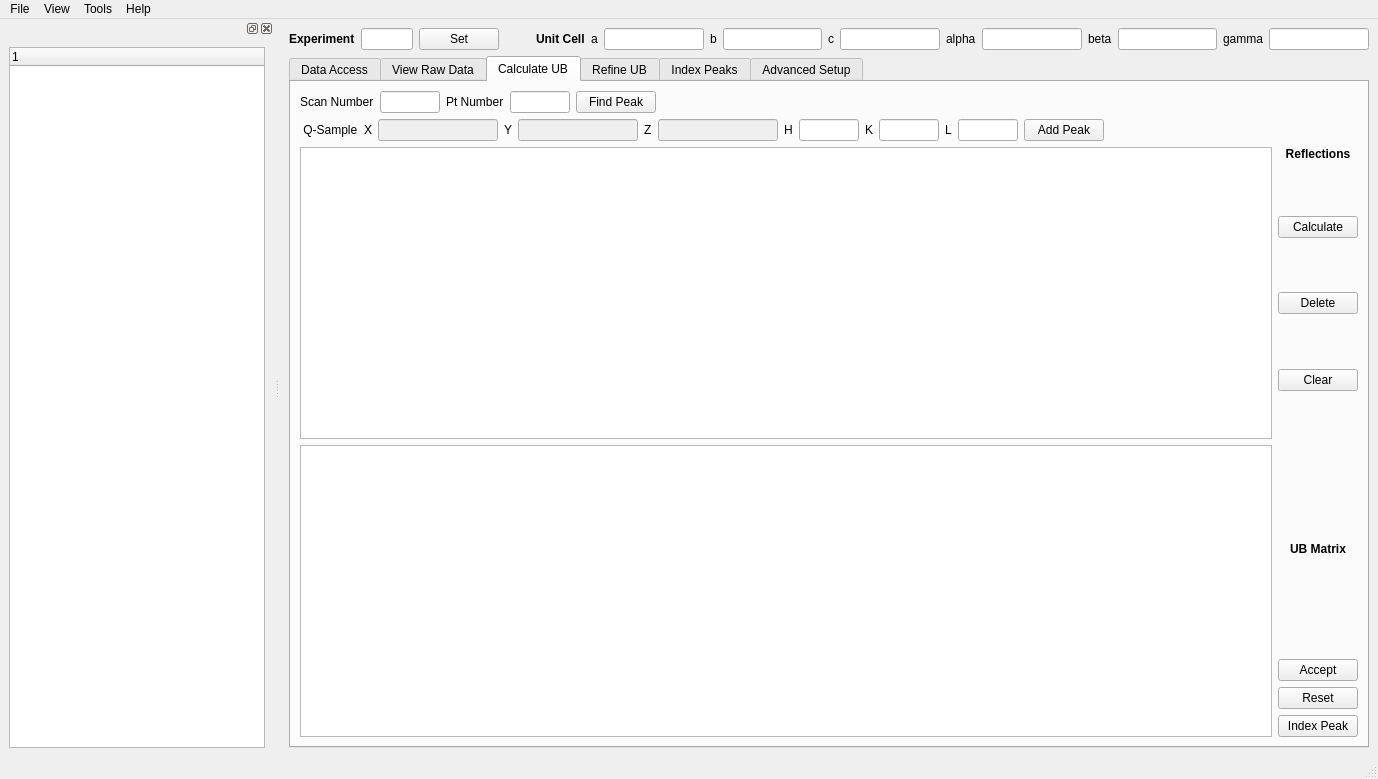
Before: the Qt Designer form Code/Mantid/scripts/HFIR_4Circle_Reduction/MainWindow.ui in mantidproject/mantid, drawn with Qt 5.
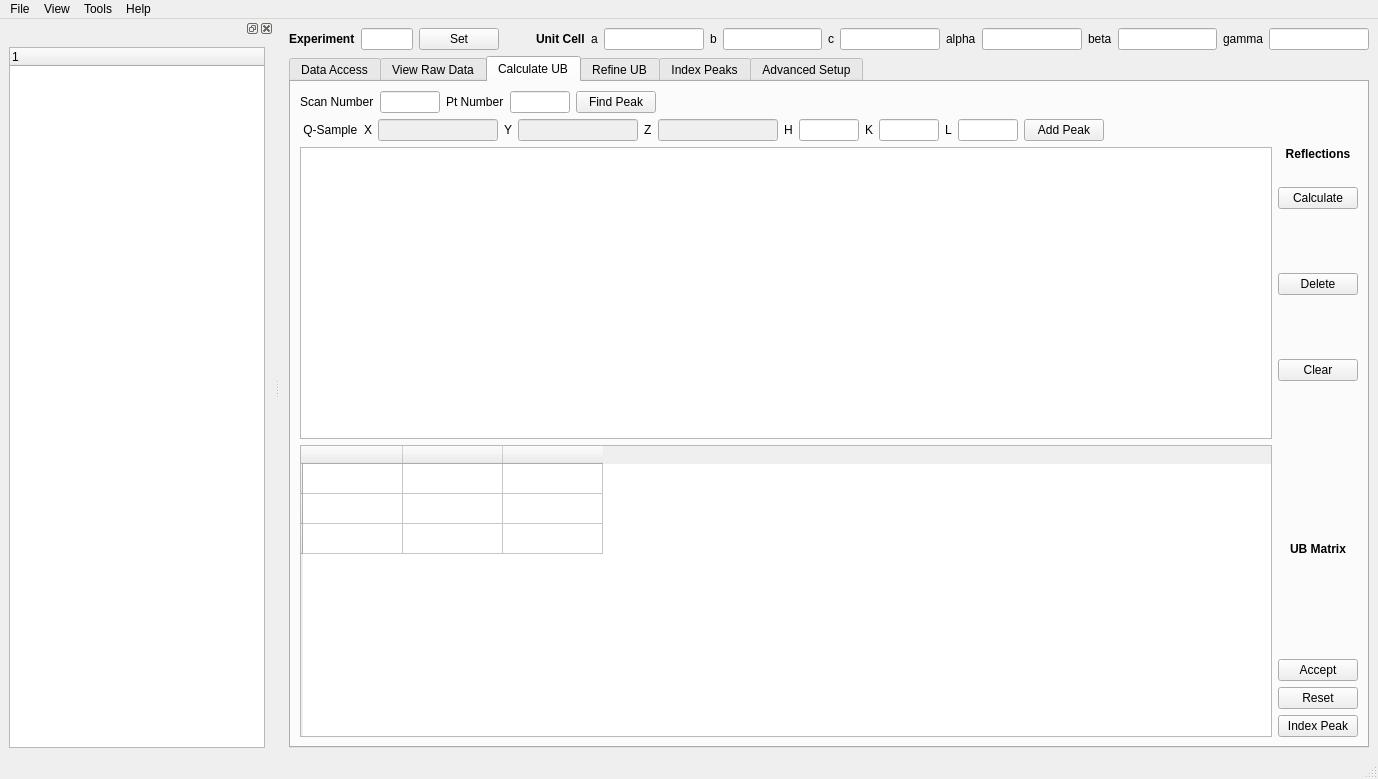
After: the same form once the commit is applied. Custom widgets are drawn as their Qt base class.

Commit message: Refs #12122. Checkpointing progress on calculating ub matrix gui.

Diff of the .ui file:
```diff
--- a/Code/Mantid/scripts/HFIR_4Circle_Reduction/MainWindow.ui
+++ b/Code/Mantid/scripts/HFIR_4Circle_Reduction/MainWindow.ui
@@ -996,10 +996,13 @@
                     <property name="orientation">
                      <enum>Qt::Vertical</enum>
                     </property>
+                    <property name="sizeType">
+                     <enum>QSizePolicy::Preferred</enum>
+                    </property>
                     <property name="sizeHint" stdset="0">
                      <size>
                       <width>20</width>
-                      <height>40</height>
+                      <height>20</height>
                      </size>
                     </property>
                    </spacer>
@@ -1071,7 +1074,38 @@
               <item>
                <layout class="QHBoxLayout" name="horizontalLayout_13">
                 <item>
-                 <widget class="QTableWidget" name="tableWidget_ubMatrix"/>
+                 <widget class="UBMatrixTable" name="tableWidget_ubMatrix">
+                  <row>
+                   <property name="text">
+                    <string/>
+                   </property>
+                  </row>
+                  <row>
+                   <property name="text">
+                    <string/>
+                   </property>
+                  </row>
+                  <row>
+                   <property name="text">
+                    <string/>
+                   </property>
+                  </row>
+                  <column>
+                   <property name="text">
+                    <string/>
+                   </property>
+                  </column>
+                  <column>
+                   <property name="text">
+                    <string/>
+                   </property>
+                  </column>
+                  <column>
+                   <property name="text">
+                    <string/>
+                   </property>
+                  </column>
+                 </widget>
                 </item>
                 <item>
                  <layout class="QVBoxLayout" name="verticalLayout_9">
@@ -1605,7 +1639,12 @@
   <customwidget>
    <class>NTableWidget</class>
    <extends>QTableWidget</extends>
-   <header location="global">NTableWidget.h</header>
+   <header>UBMatrixPeakTable.h</header>
+  </customwidget>
+  <customwidget>
+   <class>UBMatrixTable</class>
+   <extends>QTableWidget</extends>
+   <header>UBMatrixTable.h</header>
   </customwidget>
  </customwidgets>
  <resources/>
```
Left out of the diff: 8 changed lines with no effect on the pictures. The commit also changes 5 other files.
